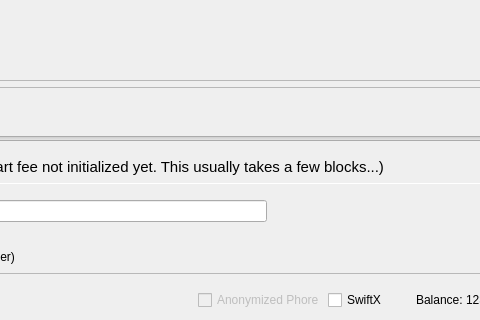
digitalrupee-project/rupee, file src/qt/forms/sendcoinsdialog.ui: the form before one commit; both pictures show x 414 to 894 and y 375 to 695 of the 978 by 695 pixel window.
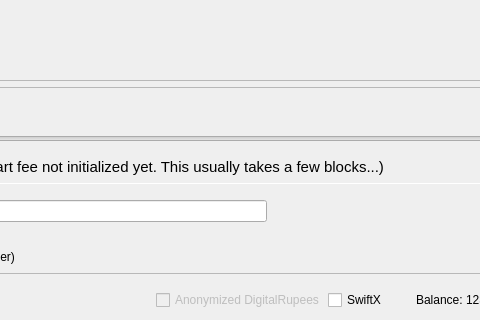
The form after the commit. Custom widgets are drawn as their Qt base class.

Commit message: Phore to DigitalRupees

Patch:
```diff
--- a/src/qt/forms/sendcoinsdialog.ui
+++ b/src/qt/forms/sendcoinsdialog.ui
@@ -1619,7 +1619,7 @@
                 <bool>false</bool>
                </property>
                <property name="text">
-                <string>Anonymized Phore</string>
+                <string>Anonymized DigitalRupees</string>
                </property>
               </widget>
              </item>
```
Left out of the diff: 4 changed lines with no effect on the pictures. The commit also changes 91 other files.
